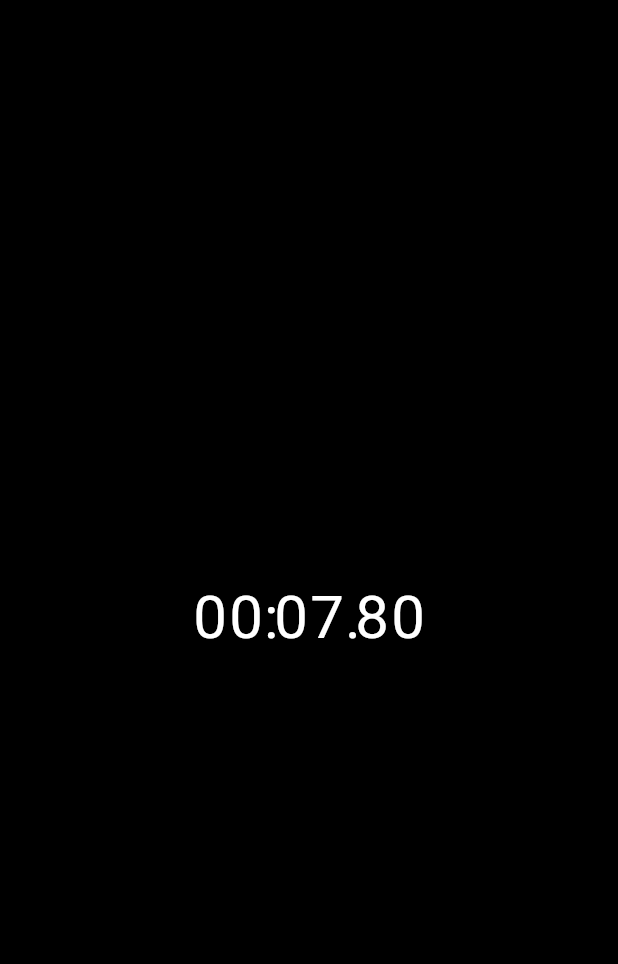
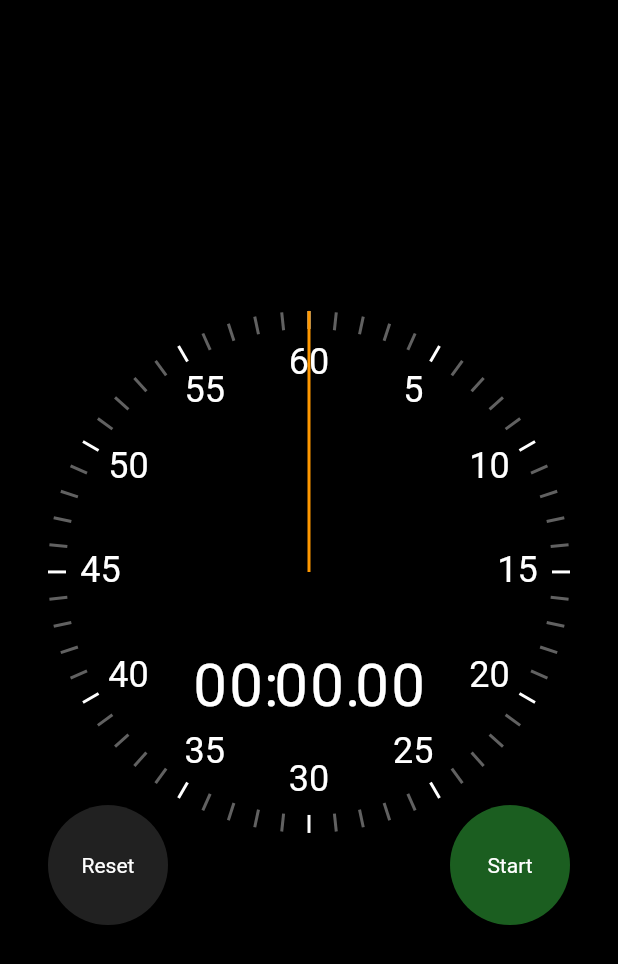
Before and after one commit to ahmadjz/stop-watch-flutter, a Flutter app: the screen it shows after launch, on a phone screen of 412 x 824 dp. Shown: the top 964 px of the screen. Run offline on Flutter 3.47's test engine with Material 2 defaults, Android fonts, the light colour scheme and no system bars.

Commit message:
finish the stop watch app

```diff
--- a/lib/main.dart
+++ b/lib/main.dart
@@ -28,7 +28,10 @@ class MyHomePage extends StatelessWidget {
       value: SystemUiOverlayStyle.light,
       child: Scaffold(
         body: Center(
-          child: Stopwatch(),
+          child: Padding(
+            padding: EdgeInsets.all(32.0),
+            child: AspectRatio(aspectRatio: 0.85, child: Stopwatch()),
+          ),
         ),
       ),
     );
--- /dev/null
+++ b/lib/ui/clock_hand.dart
@@ -0,0 +1,30 @@
+import 'package:flutter/material.dart';
+
+class ClockHand extends StatelessWidget {
+  const ClockHand({
+    Key? key,
+    required this.rotationZAngle,
+    required this.handThickness,
+    required this.handLength,
+    required this.color,
+  }) : super(key: key);
+  final double rotationZAngle; // function of the elapsed time
+  final double handThickness;
+  final double handLength;
+  final Color color;
+
+  @override
+  Widget build(BuildContext context) {
+    return Transform(
+      alignment: Alignment.topCenter,
+      transform: Matrix4.identity()
+        ..translate(-handThickness / 2, 0.0, 0.0)
+        ..rotateZ(rotationZAngle),
+      child: Container(
+        height: handLength,
+        width: handThickness,
+        color: color,
+      ),
+    );
+  }
+}
--- /dev/null
+++ b/lib/ui/clock_markers.dart
@@ -0,0 +1,63 @@
+import 'dart:math';
+
+import 'package:flutter/material.dart';
+
+class ClockSecondsTickMarker extends StatelessWidget {
+  const ClockSecondsTickMarker({
+    Key? key,
+    required this.seconds,
+    required this.radius,
+  }) : super(key: key);
+  final int seconds;
+  final double radius;
+
+  @override
+  Widget build(BuildContext context) {
+    final color = seconds % 5 == 0 ? Colors.white : Colors.grey[700];
+    const width = 2.0;
+    const height = 12.0;
+    return Transform(
+      alignment: Alignment.center,
+      transform: Matrix4.identity()
+        ..translate(-width / 2, -height / 2, 0.0) // center to origin
+        ..rotateZ(2 * pi * (seconds / 60.0))
+        ..translate(0.0, radius - height / 2, 0.0),
+      child: Container(width: width, height: height, color: color),
+    );
+  }
+}
+
+class ClockTextMarker extends StatelessWidget {
+  const ClockTextMarker({
+    Key? key,
+    required this.value,
+    required this.maxValue,
+    required this.radius,
+  }) : super(key: key);
+  final int value;
+  final int maxValue;
+  final double radius;
+
+  @override
+  Widget build(BuildContext context) {
+    const width = 40.0;
+    const height = 30.0;
+    return Transform(
+      alignment: Alignment.center,
+      transform: Matrix4.identity()
+        ..translate(-width / 2, -height / 2, 0.0)
+        ..rotateZ(pi + 2 * pi * (value / maxValue))
+        ..translate(0.0, radius - 35, 0.0)
+        ..rotateZ(pi - 2 * pi * (value / maxValue)),
+      child: SizedBox(
+        width: width,
+        height: height,
+        child: Text(
+          value.toString(),
+          style: const TextStyle(fontSize: 24),
+          textAlign: TextAlign.center,
+        ),
+      ),
+    );
+  }
+}
--- /dev/null
+++ b/lib/ui/reset_button.dart
@@ -0,0 +1,24 @@
+import 'package:flutter/material.dart';
+
+class ResetButton extends StatelessWidget {
+  const ResetButton({Key? key, this.onPressed}) : super(key: key);
+  final VoidCallback? onPressed;
+
+  @override
+  Widget build(BuildContext context) {
+    return ClipOval(
+      child: Material(
+        color: Colors.grey[900], // button color
+        child: InkWell(
+          onTap: onPressed,
+          child: const Align(
+            alignment: Alignment.center,
+            child: Text(
+              'Reset',
+            ),
+          ),
+        ),
+      ),
+    );
+  }
+}
--- /dev/null
+++ b/lib/ui/start_stop_button.dart
@@ -0,0 +1,26 @@
+import 'package:flutter/material.dart';
+
+class StartStopButton extends StatelessWidget {
+  const StartStopButton({Key? key, required this.isRunning, this.onPressed})
+      : super(key: key);
+  final bool isRunning;
+  final VoidCallback? onPressed;
+
+  @override
+  Widget build(BuildContext context) {
+    return ClipOval(
+      child: Material(
+        color: isRunning ? Colors.red[900] : Colors.green[900], // button color
+        child: InkWell(
+          onTap: onPressed,
+          child: Align(
+            alignment: Alignment.center,
+            child: Text(
+              isRunning ? 'Stop' : 'Start',
+            ),
+          ),
+        ),
+      ),
+    );
+  }
+}
--- a/lib/ui/stopwatch.dart
+++ b/lib/ui/stopwatch.dart
@@ -1,7 +1,8 @@
-import 'dart:async';
-
 import 'package:flutter/material.dart';
-import 'package:stop_watch_flutter/ui/elapsed_time_text.dart';
+import 'package:flutter/scheduler.dart';
+import 'package:stop_watch_flutter/ui/reset_button.dart';
+import 'package:stop_watch_flutter/ui/start_stop_button.dart';
+import 'package:stop_watch_flutter/ui/stopwatch_renderer.dart';
 
 class Stopwatch extends StatefulWidget {
   const Stopwatch({super.key});
@@ -10,35 +11,85 @@ class Stopwatch extends StatefulWidget {
   State<Stopwatch> createState() => _StopwatchState();
 }
 
-class _StopwatchState extends State<Stopwatch> {
-  late DateTime _initialTime;
-  Duration _elapsed = Duration.zero;
-  late final Timer _timer;
+class _StopwatchState extends State<Stopwatch>
+    with SingleTickerProviderStateMixin {
+  Duration _previouslyElapsed = Duration.zero;
+  Duration _currentlyElapsed = Duration.zero;
+  Duration get _elapsed => _previouslyElapsed + _currentlyElapsed;
+  late final Ticker _ticker;
+  bool _isRunning = false;
 
   @override
   void initState() {
     super.initState();
-    _initialTime = DateTime.now();
-    _timer = Timer.periodic(const Duration(milliseconds: 200), (timer) {
-      print("hi");
-      print(timer.tick);
-      final now = DateTime.now();
+    _ticker = createTicker((elapsed) {
       setState(() {
-        _elapsed = now.difference(_initialTime);
+        _currentlyElapsed = elapsed;
       });
     });
   }
 
   @override
   void dispose() {
-    _timer.cancel();
+    _ticker.dispose();
     super.dispose();
+  }
+
+  void _toggleRunning() {
+    setState(() {
+      _isRunning = !_isRunning;
+      if (_isRunning) {
+        _ticker.start();
+      } else {
+        _ticker.stop();
+        _previouslyElapsed += _currentlyElapsed;
+        _currentlyElapsed = Duration.zero;
+      }
+    });
+  }
+
+  void _reset() {
+    _ticker.stop();
+    setState(() {
+      _isRunning = false;
+      _previouslyElapsed = Duration.zero;
+      _currentlyElapsed = Duration.zero;
+    });
   }
 
   @override
   Widget build(BuildContext context) {
-    return ElapsedTimeText(
-      elapsed: _elapsed,
+    return LayoutBuilder(
+      builder: (context, constraints) {
+        final radius = constraints.maxWidth / 2;
+        return Stack(
+          children: [
+            StopwatchRenderer(
+              radius: radius,
+              elapsed: _elapsed,
+            ),
+            Align(
+              alignment: Alignment.bottomLeft,
+              child: SizedBox(
+                  width: 80,
+                  height: 80,
+                  child: ResetButton(
+                    onPressed: _reset,
+                  )),
+            ),
+            Align(
+              alignment: Alignment.bottomRight,
+              child: SizedBox(
+                  width: 80,
+                  height: 80,
+                  child: StartStopButton(
+                    onPressed: _toggleRunning,
+                    isRunning: _isRunning,
+                  )),
+            )
+          ],
+        );
+      },
     );
   }
 }
--- /dev/null
+++ b/lib/ui/stopwatch_renderer.dart
@@ -0,0 +1,51 @@
+import 'dart:math';
+
+import 'package:flutter/material.dart';
+import 'package:stop_watch_flutter/ui/clock_hand.dart';
+import 'package:stop_watch_flutter/ui/clock_markers.dart';
+import 'package:stop_watch_flutter/ui/elapsed_time_text.dart';
+
+class StopwatchRenderer extends StatelessWidget {
+  const StopwatchRenderer({
+    Key? key,
+    required this.radius,
+    required this.elapsed,
+  }) : super(key: key);
+  final double radius;
+  final Duration elapsed;
+
+  @override
+  Widget build(BuildContext context) {
+    return Stack(
+      children: [
+        for (var i = 0; i < 60; i++)
+          Positioned(
+            left: radius,
+            top: radius,
+            child: ClockSecondsTickMarker(seconds: i, radius: radius),
+          ),
+        for (var i = 5; i <= 60; i += 5)
+          Positioned(
+            top: radius,
+            left: radius,
+            child: ClockTextMarker(value: i, maxValue: 60, radius: radius),
+          ),
+        Positioned(
+          left: radius,
+          top: radius,
+          child: ClockHand(
+            handLength: radius,
+            handThickness: 2,
+            rotationZAngle: pi + (2 * pi / 60000) * elapsed.inMilliseconds,
+            color: Colors.orange,
+          ),
+        ),
+        Positioned(
+            left: 0,
+            right: 0,
+            top: radius * 1.3,
+            child: ElapsedTimeText(elapsed: elapsed))
+      ],
+    );
+  }
+}
```
